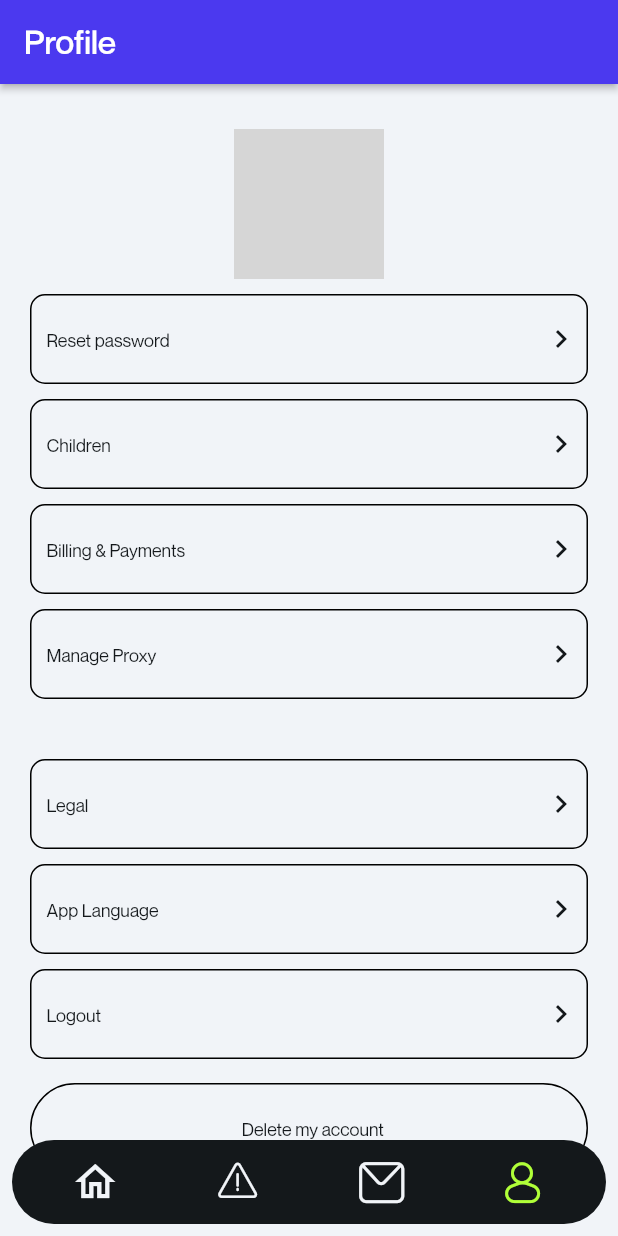
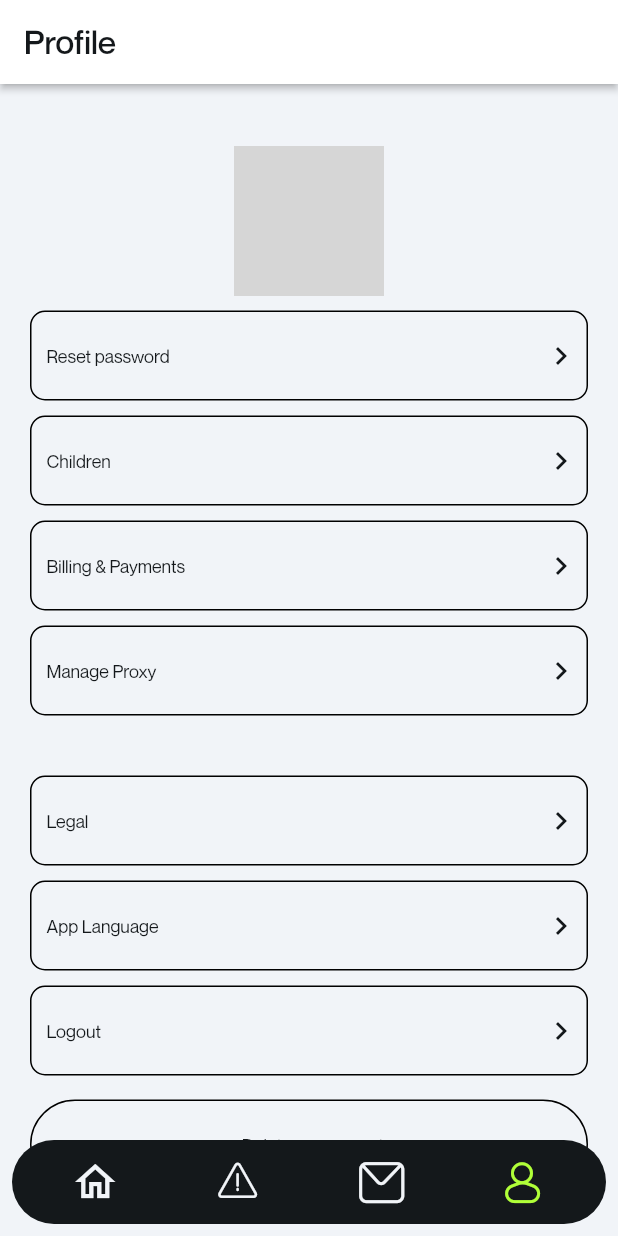
Before and after one commit to codetech7/myKindergarten, a Flutter app: the screen it shows once a user with an empty profile is signed in, item 4 of the bottom bar chosen, on a phone screen of 412 x 824 dp. Run offline on Flutter 3.47's test engine with Material 3 defaults, Android fonts, the phone set to English and light mode, and no system bars; drawn by our look-alikes of floating_bottom_navigation_bar; our stand-ins replace auto_size_text, dropdown_button2, equatable, font_awesome_flutter, from_css_color, go_router and 7 more; missing offline and left inert: json_path, mime_type; accounts and stored records are empty; network calls fail; grey boxes are pictures that could not be loaded.

Commit message:
Updating to latest FlutterFlow output. after new yaml flutter version

```diff
--- a/lib/home/home_widget.dart
+++ b/lib/home/home_widget.dart
@@ -343,7 +343,7 @@ class _HomeWidgetState extends State<HomeWidget> {
                             16.0, 12.0, 16.0, 12.0),
                         child: Column(
                           mainAxisSize: MainAxisSize.max,
-                          mainAxisAlignment: MainAxisAlignment.spaceEvenly,
+                          mainAxisAlignment: MainAxisAlignment.spaceAround,
                           crossAxisAlignment: CrossAxisAlignment.start,
                           children: [
                             Flexible(
@@ -457,7 +457,7 @@ class _HomeWidgetState extends State<HomeWidget> {
                                     ),
                                   ),
                                 ),
-                              ],
+                              ].divide(SizedBox(width: 16.0)),
                             ),
                           ],
                         ),
--- a/lib/profile/profile_widget.dart
+++ b/lib/profile/profile_widget.dart
@@ -43,13 +43,13 @@ class _ProfileWidgetState extends State<ProfileWidget> {
         key: scaffoldKey,
         backgroundColor: FlutterFlowTheme.of(context).primaryBackground,
         appBar: AppBar(
-          backgroundColor: FlutterFlowTheme.of(context).primary,
+          backgroundColor: FlutterFlowTheme.of(context).secondaryBackground,
           automaticallyImplyLeading: false,
           title: Text(
             'Profile',
             style: FlutterFlowTheme.of(context).headlineMedium.override(
                   fontFamily: 'NeueMontreal',
-                  color: Colors.white,
+                  color: FlutterFlowTheme.of(context).primaryText,
                   fontSize: 22.0,
                   letterSpacing: 0.0,
                 ),
@@ -61,17 +61,21 @@ class _ProfileWidgetState extends State<ProfileWidget> {
         body: SafeArea(
           top: true,
           child: Align(
-            alignment: AlignmentDirectional(0.0, -1.0),
+            alignment: AlignmentDirectional(0.0, 0.0),
             child: Padding(
               padding: EdgeInsetsDirectional.fromSTEB(20.0, 20.0, 20.0, 20.0),
               child: Container(
-                decoration: BoxDecoration(),
+                decoration: BoxDecoration(
+                  color: FlutterFlowTheme.of(context).primaryBackground,
+                ),
+                child: SingleChildScrollView(
                   child: Column(
                     mainAxisSize: MainAxisSize.max,
+                    mainAxisAlignment: MainAxisAlignment.start,
                     children: [
                       Padding(
-                      padding:
-                          EdgeInsetsDirectional.fromSTEB(0.0, 10.0, 0.0, 10.0),
+                        padding: EdgeInsetsDirectional.fromSTEB(
+                            0.0, 10.0, 0.0, 10.0),
                         child: Container(
                           width: 100.0,
                           height: 100.0,
@@ -434,6 +438,7 @@ class _ProfileWidgetState extends State<ProfileWidget> {
             ),
           ),
         ),
+      ),
     );
   }
 }
```
Lines whose indentation alone changed are shown as unchanged.
